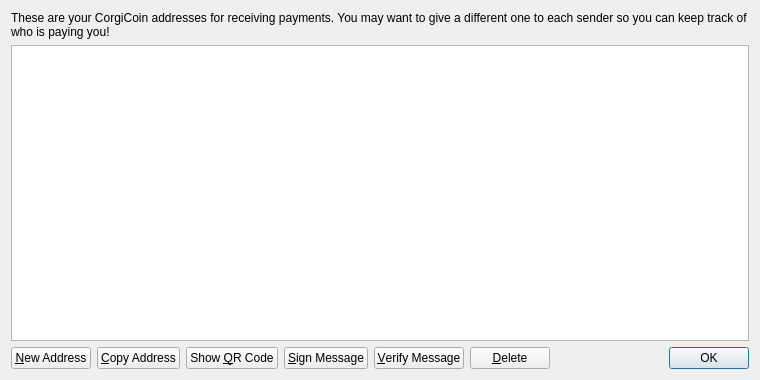
This is src/qt/forms/addressbookpage.ui in corgicoin/corgicoin as Qt 5 draws it before an edit. The edited form follows.
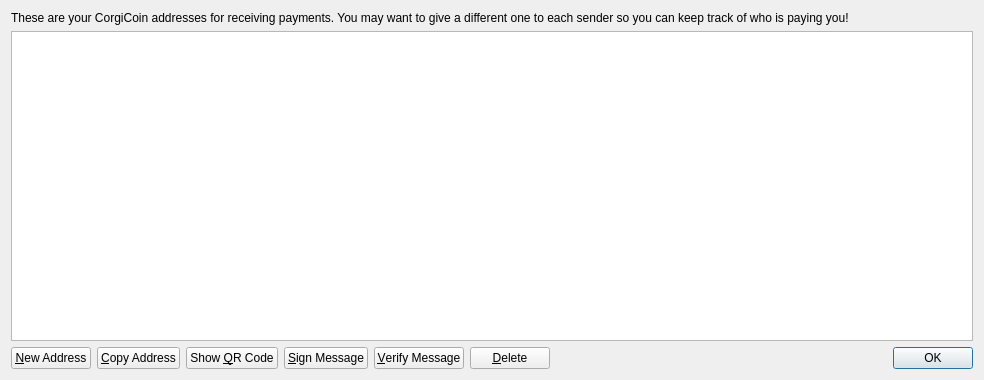
This is the edited form. Icons and pictures are not drawn.

The edit to the form file:
```diff
--- a/src/qt/forms/addressbookpage.ui
+++ b/src/qt/forms/addressbookpage.ui
@@ -6,7 +6,7 @@
    <rect>
     <x>0</x>
     <y>0</y>
-    <width>760</width>
+    <width>984</width>
     <height>380</height>
    </rect>
   </property>
```
Left out of the diff: 24 changed lines with no effect on the pictures.
